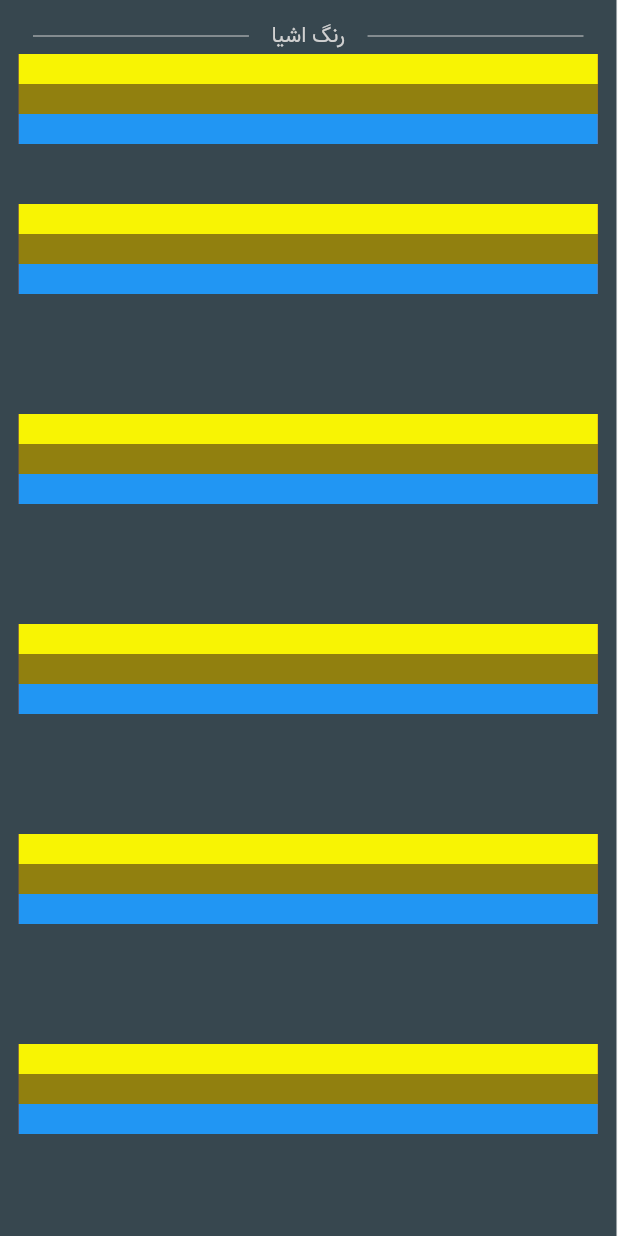
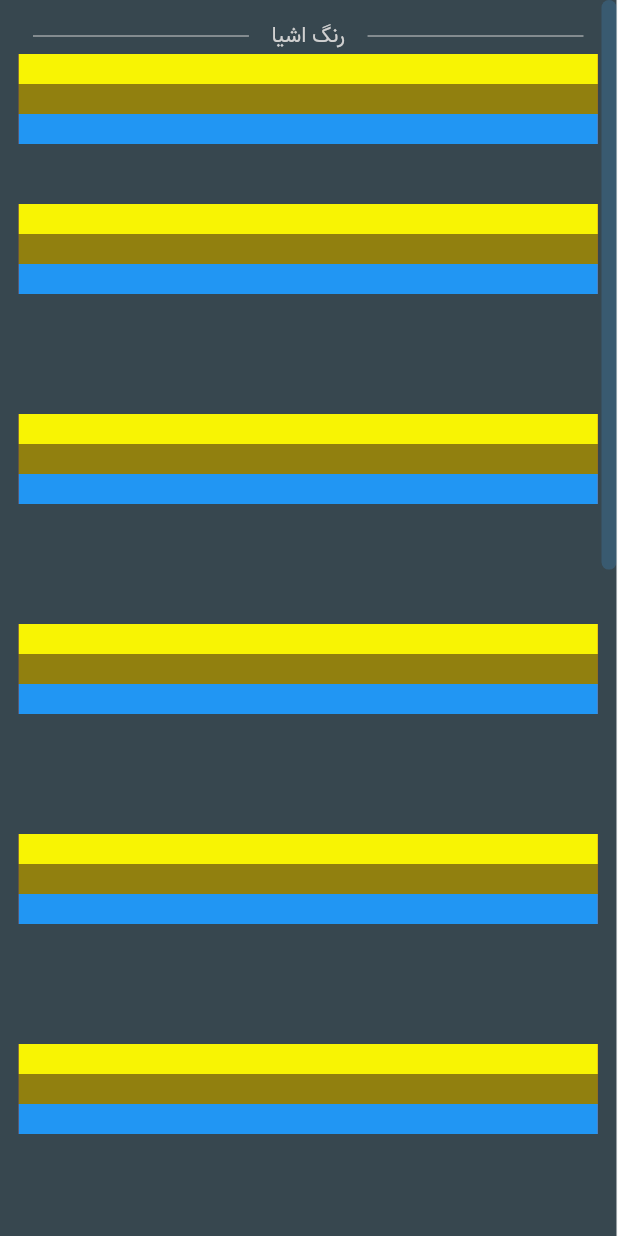
Before and after one commit to kmd66/flutter_social_news, a Flutter app: the BodyMainPage widget shown alone on an empty page, opened directly, on a phone screen of 412 x 824 dp. Run offline on Flutter 3.47's test engine with Material 2 defaults, Android fonts, the phone set to English and light mode, and no system bars; our stand-ins replace shared_preferences, splashscreen; accounts and stored records are empty; statements that could not run were skipped.

Commit message:
right menu add

```diff
--- a/lib/helper/menu.dart
+++ b/lib/helper/menu.dart
@@ -5,9 +5,9 @@ import '../core/model/enums.dart';
 List<MenuItem> Menu = [
   MenuItem(MenuType.Nav, title:'درباره ما', route: RouteList.AboutPage, icon: Icons.app_blocking_outlined)
   , MenuItem(MenuType.Nav, title:'صفحه اصلی', route: RouteList.HomePage, icon: Icons.home)
-  , MenuItem(MenuType.Nav, title:'منو', menu: MenuList.Main, icon: Icons.menu)
+  , MenuItem(MenuType.Nav, title:'منو', menu: MenuList.Main, icon: Icons.menu, reghtMenu: false)
 
-  , MenuItem(MenuType.Sid, title:'منو0', menu: MenuList.Setting, icon: Icons.settings)
+  , MenuItem(MenuType.Sid, title:'منو0', menu: MenuList.Setting, icon: Icons.settings, reghtMenu: false)
   , MenuItem(MenuType.Sid, title:'منو1 ', route: RouteList.HomePage, icon: Icons.menu)
   , MenuItem(MenuType.Sid, title:'منو2 ', route: RouteList.HomePage, icon: Icons.app_blocking_outlined)
 
@@ -27,8 +27,9 @@ class MenuItem {
   final RouteList route;
   final MenuList menu;
   final IconData icon;
+  final bool reghtMenu;
 
-  MenuItem(this.type, {this.child, this.title, this.route, this.menu, this.icon});
+  MenuItem(this.type, {this.child, this.title, this.route, this.menu, this.icon, this.reghtMenu = true});
 }
 enum MenuType {
   Nav,
--- a/lib/helper/objectColor.dart
+++ b/lib/helper/objectColor.dart
@@ -2,6 +2,34 @@ import 'package:flutter/material.dart';
 import 'package:flutter_social_news/core/model/enums.dart';
 
 const Color white = Color.fromRGBO(255 ,255, 255, 1.0);
+const Color black = Color.fromRGBO(0,0,0, 1.0);
+
+const Color dark = Color.fromRGBO(55 ,71, 79, 1);
+const Color bright = Color.fromRGBO(247, 248, 250, 1.0);
+
+const Color darkText = Color.fromRGBO(208, 208, 208, 1.0);
+const Color brightText = Color.fromRGBO(108 ,117, 125, 1.0);
+
+const Color darkCard = Color.fromRGBO(69 ,90, 100,1);
+const Color darkCard2 = Color.fromRGBO(34, 46, 53,1);
+const Color brightCard = Color.fromRGBO(255,255,255,1);
+const Color brightCard2 = Color.fromRGBO(205, 205, 205,1);
+
+
+const Color red = Color.fromRGBO(239, 83, 80, 1);
+const Color orange = Color.fromRGBO(255, 112, 67, 1);
+const Color blue = Color.fromRGBO(66, 165, 245, 1);
+const Color teal = Color.fromRGBO(38, 166, 154, 1);
+const Color pink = Color.fromRGBO(236, 64, 122, 1);
+const Color green = Color.fromRGBO(102, 187, 106, 1);
+const Color lightGreen = Color.fromRGBO(174, 213, 129, 1);
+const Color violet = Color.fromRGBO(171, 71, 189, 1);
+const Color purole = Color.fromRGBO(126 ,87 ,194, 1);
+const Color yellow = Color.fromRGBO(255 ,179 ,0, 1);
+const Color indigo = Color.fromRGBO(63 ,81 ,181, 1);
+const Color blueGrey = Color.fromRGBO(120 ,144 ,156, 1);
+const Color brown = Color.fromRGBO(141 ,110 ,99, 1);
+const Color cyan = Color.fromRGBO(0, 188, 212, 1.0);
 
 class ObjectColor {
   static ColerType colerType = ColerType.Blue;
@@ -17,48 +45,49 @@ class ObjectColor {
   static Color get baseBorder => _baseBorder();
   static Color get baseBorder2 => _baseBorder2();
   static Color get pupUpMenuBackground => _pupUpMenuBackground();
+  static Color get rightMenuBackground => nightType == NightType.Bright ?brightCard2:darkCard2;
 
 
   static Color _base() {
     switch (colerType) {
       case ColerType.Red:
-        return Color.fromRGBO(239, 83, 80, 1);
+        return red;
       case ColerType.Orange:
-        return Color.fromRGBO(255, 112, 67, 1);
+        return orange;
       case ColerType.Blue:
-        return  Color.fromRGBO(66, 165, 245, 1);
+        return blue ;
       case ColerType.Teal:
-        return Color.fromRGBO(38, 166, 154, 1);
+        return teal;
       case ColerType.Pink:
-        return Color.fromRGBO(236, 64, 122, 1);
+        return pink;
       case ColerType.Green:
-        return  Color.fromRGBO(102, 187, 106, 1);
+        return green;
       case ColerType.LightGreen:
-        return  Color.fromRGBO(174, 213, 129, 1);
+        return lightGreen;
       case ColerType.Violet:
-        return   Color.fromRGBO(171, 71, 189, 1);
+        return violet;
       case ColerType.Purole:
-        return  Color.fromRGBO(126 ,87 ,194, 1);
+        return purole;
       case ColerType.Yellow:
-        return   Color.fromRGBO(255 ,179 ,0, 1);
+        return yellow;
       case ColerType.Indigo:
-        return Color.fromRGBO(63 ,81 ,181, 1) ;
+        return indigo;
       case ColerType.BlueGrey:
-        return  Color.fromRGBO(120 ,144 ,156, 1);
+        return blueGrey;
       case ColerType.Brown:
-        return  Color.fromRGBO(141 ,110 ,99, 1)  ;
+        return brown;
       case ColerType.Cyan:
-        return Color.fromRGBO(0, 188, 212, 1.0);
+        return cyan;
     }
 
-    return Color.fromRGBO(0,0,0, 1.0);
+    return black;
   }
   static Color _baseTextColor() {
     switch (nightType) {
       case NightType.Dark:
-        return Color.fromRGBO(208, 208, 208, 1.0);
+        return darkText;
       case NightType.Bright:
-        return Color.fromRGBO(108 ,117, 125, 1.0);
+        return brightText;
     }
 
     return Color.fromRGBO(0,0,0, 1.0);
@@ -66,9 +95,9 @@ class ObjectColor {
   static Color _baseBackground() {
     switch (nightType) {
       case NightType.Dark:
-        return Color.fromRGBO(55 ,71, 79, 1);
+        return dark;
       case NightType.Bright:
-        return Color.fromRGBO(247, 248, 250, 1.0);
+        return bright;
     }
 
     return Color.fromRGBO(0,0,0, 1.0);
@@ -76,9 +105,9 @@ class ObjectColor {
   static Color _cardBackground() {
     switch (nightType) {
       case NightType.Dark:
-        return Color.fromRGBO(69 ,90, 100,1);
+        return darkCard;
       case NightType.Bright:
-        return Color.fromRGBO(255,255,255,1);
+        return brightCard;
     }
 
     return Color.fromRGBO(0,0,0, 1.0);
--- a/lib/page/main/States/body.dart
+++ b/lib/page/main/States/body.dart
@@ -13,6 +13,7 @@ import 'package:provider/provider.dart';
 import 'package:flutter_social_news/core/Widgets/showObj.dart';
 import 'package:flutter_social_news/helper/sizeConfig.dart';
 import '../../menus/main.dart';
+import '../../menus/sideMain.dart';
 import '../events.dart';
 
 class BodyMainPage extends StatefulWidget {
@@ -117,7 +118,10 @@ class _BodyMainPage extends State<BodyMainPage>{
                         SizeConfig.sizeType == SizeType.Lg ?
                         Container(
                           width:SizeConfig.init(constraints.maxWidth, lg: 3),
-                          child: MainMenuWidget(),
+                          decoration: BoxDecoration(
+                            color: ObjectColor.rightMenuBackground,
+                          ),
+                          child: SideMain(),
                         ):Container(width: 0,height: 0,),
                         Container(
                           width:SizeConfig.init(constraints.maxWidth, sm: 12,md: 12,lg: 9),
@@ -140,10 +144,11 @@ class _BodyMainPage extends State<BodyMainPage>{
             // isAlwaysShown: true,
             controller: _scrollController, // <---- Here, the controller
             child:RawScrollbar(
+              isAlwaysShown: true,
               controller: _scrollController,
-              thumbColor:ObjectColor.shadowBackground(.6),
+              thumbColor:ObjectColor.shadowBackground(.2),
               radius: Radius.circular(20),
-              thickness: 5,
+              thickness: 10,
               child:
               SingleChildScrollView(
                 // scrollDirection: Axis.vertical,
```
Also changed, not shown: lib/page/menus/sideMain.dart (added, +125 -0 lines).
